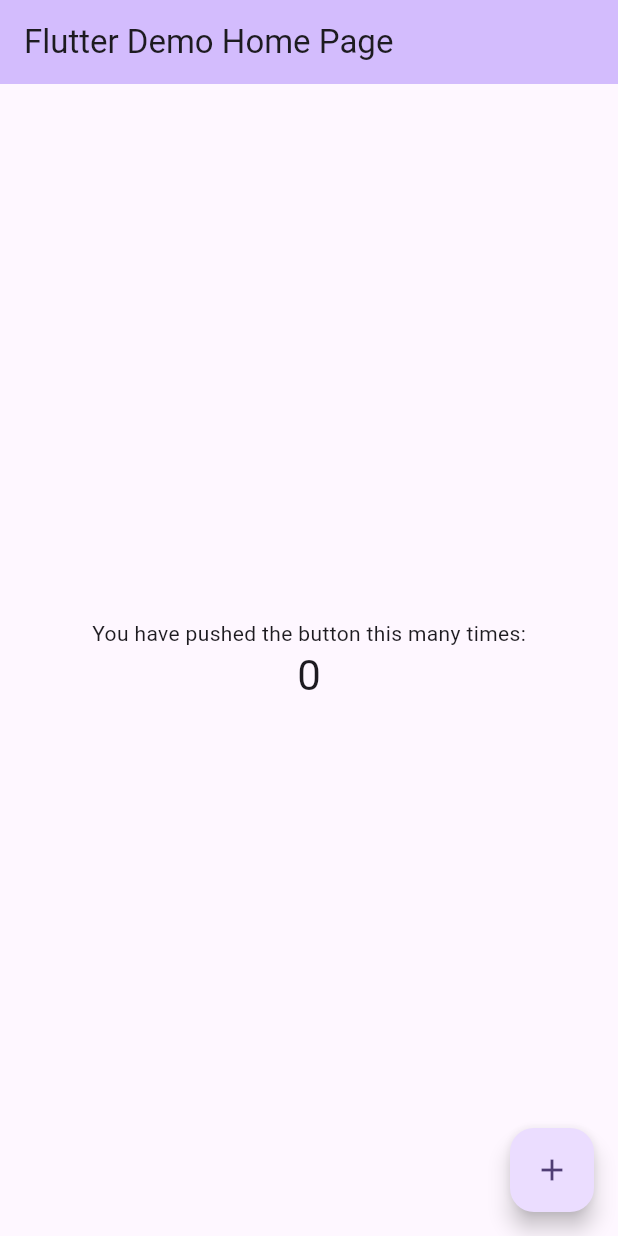
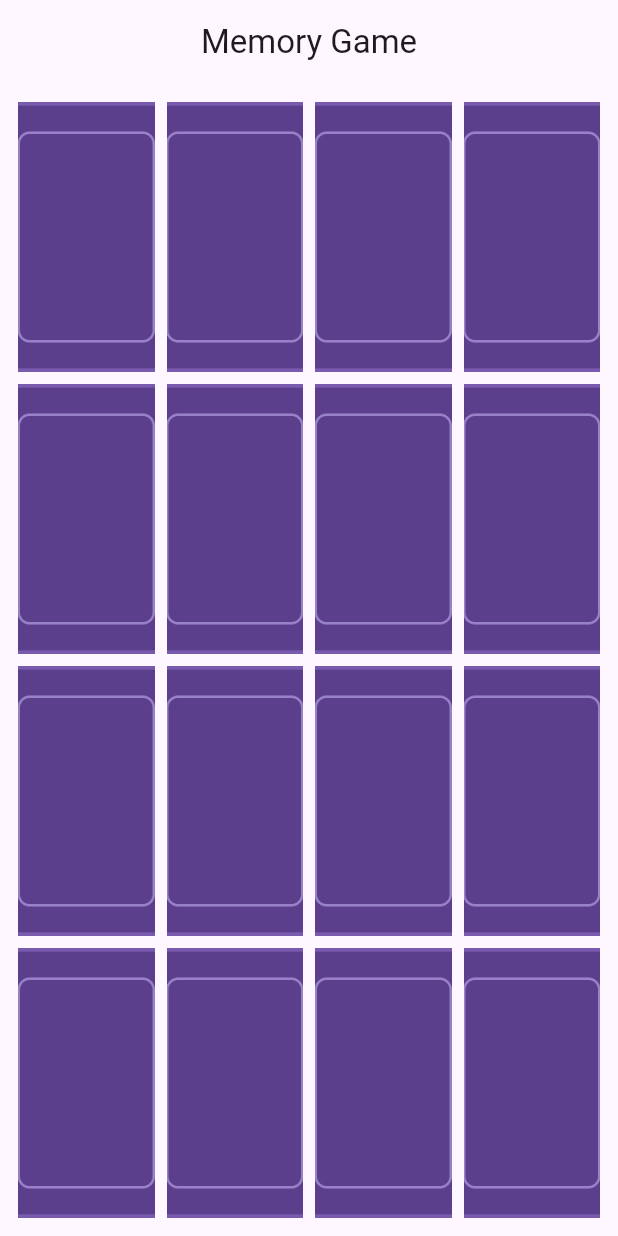
Before and after one commit to Hailey9164/Memory-Match, a Flutter app: the screen it shows after launch, on a phone screen of 412 x 824 dp. Run offline on Flutter 3.47's test engine with Material 3 defaults, Android fonts, the phone set to English and light mode, and no system bars.

Commit message:
update main with phase 3

```diff
--- a/lib/main.dart
+++ b/lib/main.dart
@@ -1,122 +1,22 @@
 import 'package:flutter/material.dart';
 
+import 'screens/game_screen.dart';
+
 void main() {
-  runApp(const MyApp());
+  runApp(const MemoryMatchApp());
 }
 
-class MyApp extends StatelessWidget {
-  const MyApp({super.key});
+/// The root of the app. For now it opens straight to the game screen.
+/// When the menu screen exists, change `home` to point at it.
+class MemoryMatchApp extends StatelessWidget {
+  const MemoryMatchApp({super.key});
 
-  // This widget is the root of your application.
   @override
   Widget build(BuildContext context) {
     return MaterialApp(
-      title: 'Flutter Demo',
-      theme: ThemeData(
-        // This is the theme of your application.
-        //
-        // TRY THIS: Try running your application with "flutter run". You'll see
-        // the application has a purple toolbar. Then, without quitting the app,
-        // try changing the seedColor in the colorScheme below to Colors.green
-        // and then invoke "hot reload" (save your changes or press the "hot
-        // reload" button in a Flutter-supported IDE, or press "r" if you used
-        // the command line to start the app).
-        //
-        // Notice that the counter didn't reset back to zero; the application
-        // state is not lost during the reload. To reset the state, use hot
-        // restart instead.
-        //
-        // This works for code too, not just values: Most code changes can be
-        // tested with just a hot reload.
-        colorScheme: .fromSeed(seedColor: Colors.deepPurple),
-      ),
-      home: const MyHomePage(title: 'Flutter Demo Home Page'),
+      title: 'Memory Match',
+      debugShowCheckedModeBanner: false,
+      home: const GameScreen(),
     );
   }
 }
-
-class MyHomePage extends StatefulWidget {
-  const MyHomePage({super.key, required this.title});
-
-  // This widget is the home page of your application. It is stateful, meaning
-  // that it has a State object (defined below) that contains fields that affect
-  // how it looks.
-
-  // This class is the configuration for the state. It holds the values (in this
-  // case the title) provided by the parent (in this case the App widget) and
-  // used by the build method of the State. Fields in a Widget subclass are
-  // always marked "final".
-
-  final String title;
-
-  @override
-  State<MyHomePage> createState() => _MyHomePageState();
-}
-
-class _MyHomePageState extends State<MyHomePage> {
-  int _counter = 0;
-
-  void _incrementCounter() {
-    setState(() {
-      // This call to setState tells the Flutter framework that something has
-      // changed in this State, which causes it to rerun the build method below
-      // so that the display can reflect the updated values. If we changed
-      // _counter without calling setState(), then the build method would not be
-      // called again, and so nothing would appear to happen.
-      _counter++;
-    });
-  }
-
-  @override
-  Widget build(BuildContext context) {
-    // This method is rerun every time setState is called, for instance as done
-    // by the _incrementCounter method above.
-    //
-    // The Flutter framework has been optimized to make rerunning build methods
-    // fast, so that you can just rebuild anything that needs updating rather
-    // than having to individually change instances of widgets.
-    return Scaffold(
-      appBar: AppBar(
-        // TRY THIS: Try changing the color here to a specific color (to
-        // Colors.amber, perhaps?) and trigger a hot reload to see the AppBar
-        // change color while the other colors stay the same.
-        backgroundColor: Theme.of(context).colorScheme.inversePrimary,
-        // Here we take the value from the MyHomePage object that was created by
-        // the App.build method, and use it to set our appbar title.
-        title: Text(widget.title),
-      ),
-      body: Center(
-        // Center is a layout widget. It takes a single child and positions it
-        // in the middle of the parent.
-        child: Column(
-          // Column is also a layout widget. It takes a list of children and
-          // arranges them vertically. By default, it sizes itself to fit its
-          // children horizontally, and tries to be as tall as its parent.
-          //
-          // Column has various properties to control how it sizes itself and
-          // how it positions its children. Here we use mainAxisAlignment to
-          // center the children vertically; the main axis here is the vertical
-          // axis because Columns are vertical (the cross axis would be
-          // horizontal).
-          //
-          // TRY THIS: Invoke "debug painting" (choose the "Toggle Debug Paint"
-          // action in the IDE, or press "p" in the console), to see the
-          // wireframe for each widget.
-          mainAxisAlignment: .center,
-          children: [
-            const Text('You have pushed the button this many times:'),
-            Text(
-              '$_counter',
-              style: Theme.of(context).textTheme.headlineMedium,
-            ),
-          ],
-        ),
-      ),
-      floatingActionButton: FloatingActionButton(
-        onPressed: _incrementCounter,
-        tooltip: 'Increment',
-        child: const Icon(Icons.add),
-      ),
-    );
-  }
-}
--- /dev/null
+++ b/lib/screens/game_screen.dart
@@ -0,0 +1,144 @@
+import 'package:flutter/material.dart';
+
+import '../models/grid_size.dart';
+import '../game/memory_game.dart';
+import '../widgets/memory_card.dart';
+
+
+class GameScreen extends StatefulWidget {
+  const GameScreen({super.key});
+
+  @override
+  State<GameScreen> createState() {
+    return _GameScreenState();
+  }
+}
+
+class _GameScreenState extends State<GameScreen> {
+  // Creates a 4 by 4 board
+  // Only creating a medium board for Phase 3
+  late final MemoryGame game;
+
+  @override
+  void initState() {
+    super.initState();
+
+    // Creates the game using the Medium grid for now.
+    game = MemoryGame(
+      GridSize.medium,
+
+      // Wrong cards stay visible for 1000 milliseconds.
+      mismatchDelay: const Duration(milliseconds: 1000),
+    );
+  }
+  @override
+  void dispose() {
+    game.dispose();
+    super.dispose();
+  }
+
+  @override
+  Widget build(BuildContext context) {
+    return AnimatedBuilder(
+      // MemoryGame extends ChangeNotifier.
+      // This rebuilds the screen when a card changes.
+      animation: game,
+
+      builder: (context, child) {
+        return Scaffold(
+          appBar: AppBar(
+            title: const Text('Memory Game'),
+            centerTitle: true,
+          ),
+
+          body: SafeArea(
+            child: Padding(
+              padding: const EdgeInsets.all(12),
+
+              // Column places the grid in the screen.
+              child: Column(
+                children: [
+                  Expanded(
+                    child: LayoutBuilder(
+                      // Tells us the available width and height for the grid.
+                      builder: (context, constraints) {
+                        const spacing = 8.0;
+
+                        // Finds the total space used by
+                        // the gaps between columns.
+                        final columnSpacing =
+                            spacing *
+                                (game.size.columns - 1);
+
+                        // Finds the width of one card.
+                        final cardWidth =
+                            (constraints.maxWidth -
+                                columnSpacing) /
+                                game.size.columns;
+
+                        // Finds the total space used by
+                        // the gaps between rows.
+                        final rowSpacing =
+                            spacing *
+                                (game.size.rows - 1);
+
+                        // Finds the height of one card.
+                        final cardHeight =
+                            (constraints.maxHeight -
+                                rowSpacing) /
+                                game.size.rows;
+
+                        // Tells Flutter the shape of each card.
+                        final cardRatio =
+                            cardWidth / cardHeight;
+
+                        return GridView.builder(
+                          // Creates one space for every card.
+                          itemCount: game.cards.length,
+
+                          // Sets up the rows and columns.
+                          gridDelegate:
+                          SliverGridDelegateWithFixedCrossAxisCount(
+                            // Medium uses 4 columns.
+                            crossAxisCount:
+                            game.size.columns,
+
+                            // Space between columns.
+                            crossAxisSpacing: spacing,
+
+                            // Space between rows.
+                            mainAxisSpacing: spacing,
+
+                            // Makes cards fit the available space.
+                            childAspectRatio: cardRatio,
+                          ),
+
+                          // Builds each card.
+                          itemBuilder: (context, index) {
+                            // Gets the card at this position.
+                            final card = game.cards[index];
+
+                            return MemoryCardTile(
+                              // Sends the card to the card widget.
+                              card: card,
+
+                              // Sends the card's ID to the
+                              // MemoryGame logic when tapped.
+                              onTap: () {
+                                game.flip(card.id);
+                              },
+                            );
+                          },
+                        );
+                      },
+                    ),
+                  ),
+                ],
+              ),
+            ),
+          ),
+        );
+      },
+    );
+  }
+}
--- /dev/null
+++ b/lib/widgets/memory_card.dart
@@ -0,0 +1,70 @@
+import 'package:flutter/material.dart';
+
+import '../models/card_model.dart';
+
+// Displays one card on the screen
+class MemoryCardTile extends StatelessWidget {
+  const MemoryCardTile({
+    super.key,
+    required this.card,
+    required this.onTap,
+  });
+
+  // Card to display
+  final MemoryCard card;
+
+  // Function to call when the card is tapped
+  final VoidCallback onTap;
+
+  @override
+  Widget build(BuildContext context) {
+    return GestureDetector(
+      //Only face-down cards can be tapped
+      onTap: card.isFaceDown ? onTap : null,
+
+      // Displays the card's image or back depending on its state
+      child: Image.asset(
+        cardImagePath(),
+        fit: BoxFit.cover,
+      ),
+    );
+  }
+
+  // Chooses the image to display based on the card's state
+  String cardImagePath() {
+    const folder = 'assets/cardThemes/animals';
+    // Show the back of the card if it's face down
+    if (card.isFaceDown) {
+      return '$folder/card_back.png';
+    }
+
+    // Animal theme
+    final faces = [
+      'bear',
+      'cat',
+      'dog',
+      'fox',
+      'frog',
+      'lion',
+      'mouse',
+      'owl',
+      'panda',
+      'penguin',
+      'pig',
+      'rabbit',
+    ];
+
+    // Uses the pair ID to choose an animal
+    final face = faces[card.pairId % faces.length];
+
+    // Shows the matched image if the card is matched, otherwise shows the face image
+    if (card.isMatched) {
+      return '$folder/card_matched_$face.png';
+    }
+
+    // Shows the face image if the card is face up
+    return '$folder/card_face_$face.png';
+  }
+
+
+}
--- a/pubspec.yaml
+++ b/pubspec.yaml
@@ -18,7 +18,8 @@ dependencies:
 flutter:
   uses-material-design: true
   assets:
-    - assets/cardThemes/
+    - assets/cardThemes/animals/
 dev_dependencies:
+  flutter_lints: ^6.0.0
   flutter_test:
     sdk: flutter
```
Also changed, not shown: lib/screens/game_board.txt (added, +173 -0 lines), pubspec.lock.
